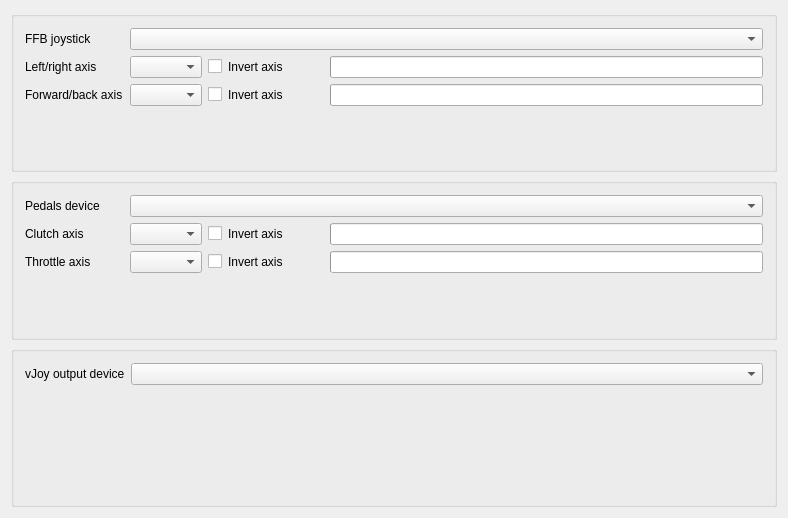
Above: BonusFFB/DeviceSettings.ui from kgmonteith/BonusFFB before the change. Below: the same form after it.
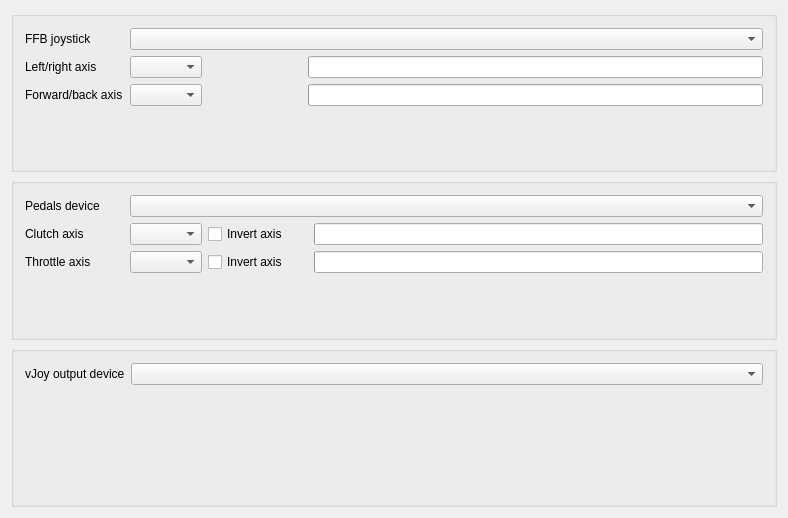
That is the form after the change.

```diff
--- a/BonusFFB/DeviceSettings.ui
+++ b/BonusFFB/DeviceSettings.ui
@@ -69,20 +69,20 @@
          </widget>
         </item>
         <item>
-         <widget class="QCheckBox" name="invertJoystickLRAxisBox">
-          <property name="minimumSize">
+         <spacer name="horizontalSpacer">
+          <property name="orientation">
+           <enum>Qt::Orientation::Horizontal</enum>
+          </property>
+          <property name="sizeType">
+           <enum>QSizePolicy::Policy::Fixed</enum>
+          </property>
+          <property name="sizeHint" stdset="0">
            <size>
-            <width>0</width>
-            <height>0</height>
+            <width>100</width>
+            <height>20</height>
            </size>
           </property>
-          <property name="styleSheet">
-           <string notr="true">padding-right: 40px;</string>
-          </property>
-          <property name="text">
-           <string>Invert axis</string>
-          </property>
-         </widget>
+         </spacer>
         </item>
         <item>
          <widget class="QProgressBar" name="ioTabJoystickLRProgressBar">
@@ -128,26 +128,20 @@
          </widget>
         </item>
         <item>
-         <widget class="QCheckBox" name="invertJoystickFBAxisBox">
-          <property name="sizePolicy">
-           <sizepolicy hsizetype="Minimum" vsizetype="Fixed">
-            <horstretch>0</horstretch>
-            <verstretch>0</verstretch>
-           </sizepolicy>
+         <spacer name="horizontalSpacer_2">
+          <property name="orientation">
+           <enum>Qt::Orientation::Horizontal</enum>
           </property>
-          <property name="minimumSize">
+          <property name="sizeType">
+           <enum>QSizePolicy::Policy::Fixed</enum>
+          </property>
+          <property name="sizeHint" stdset="0">
            <size>
-            <width>0</width>
-            <height>0</height>
+            <width>100</width>
+            <height>20</height>
            </size>
           </property>
-          <property name="styleSheet">
-           <string notr="true">padding-right: 40px;</string>
-          </property>
-          <property name="text">
-           <string>Invert axis</string>
-          </property>
-         </widget>
+         </spacer>
         </item>
         <item>
          <widget class="QProgressBar" name="ioTabJoystickFBProgressBar">
@@ -232,8 +226,20 @@
         </item>
         <item>
          <widget class="QCheckBox" name="invertClutchAxisBox">
+          <property name="sizePolicy">
+           <sizepolicy hsizetype="Fixed" vsizetype="Fixed">
+            <horstretch>0</horstretch>
+            <verstretch>0</verstretch>
+           </sizepolicy>
+          </property>
+          <property name="minimumSize">
+           <size>
+            <width>100</width>
+            <height>0</height>
+           </size>
+          </property>
           <property name="styleSheet">
-           <string notr="true">padding-right: 40px;</string>
+           <string notr="true"/>
           </property>
           <property name="text">
            <string>Invert axis</string>
@@ -279,8 +285,20 @@
         </item>
         <item>
          <widget class="QCheckBox" name="invertThrottleAxisBox">
+          <property name="sizePolicy">
+           <sizepolicy hsizetype="Fixed" vsizetype="Fixed">
+            <horstretch>0</horstretch>
+            <verstretch>0</verstretch>
+           </sizepolicy>
+          </property>
+          <property name="minimumSize">
+           <size>
+            <width>100</width>
+            <height>0</height>
+           </size>
+          </property>
           <property name="styleSheet">
-           <string notr="true">padding-right: 40px;</string>
+           <string notr="true"/>
           </property>
           <property name="text">
            <string>Invert axis</string>
```
